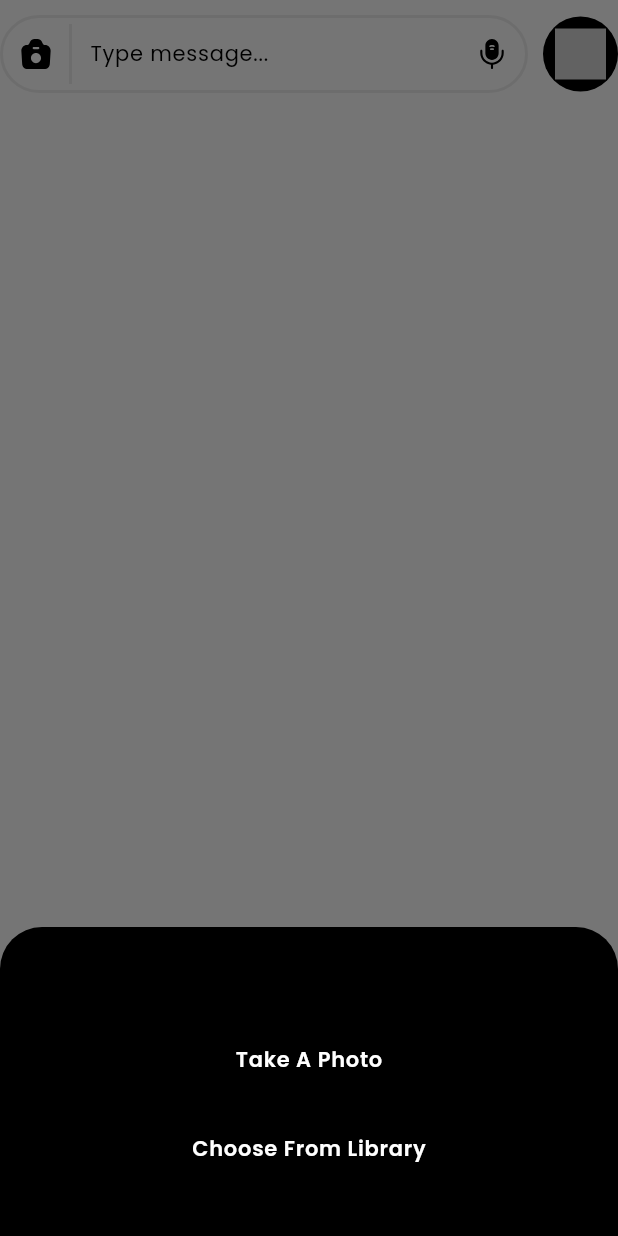
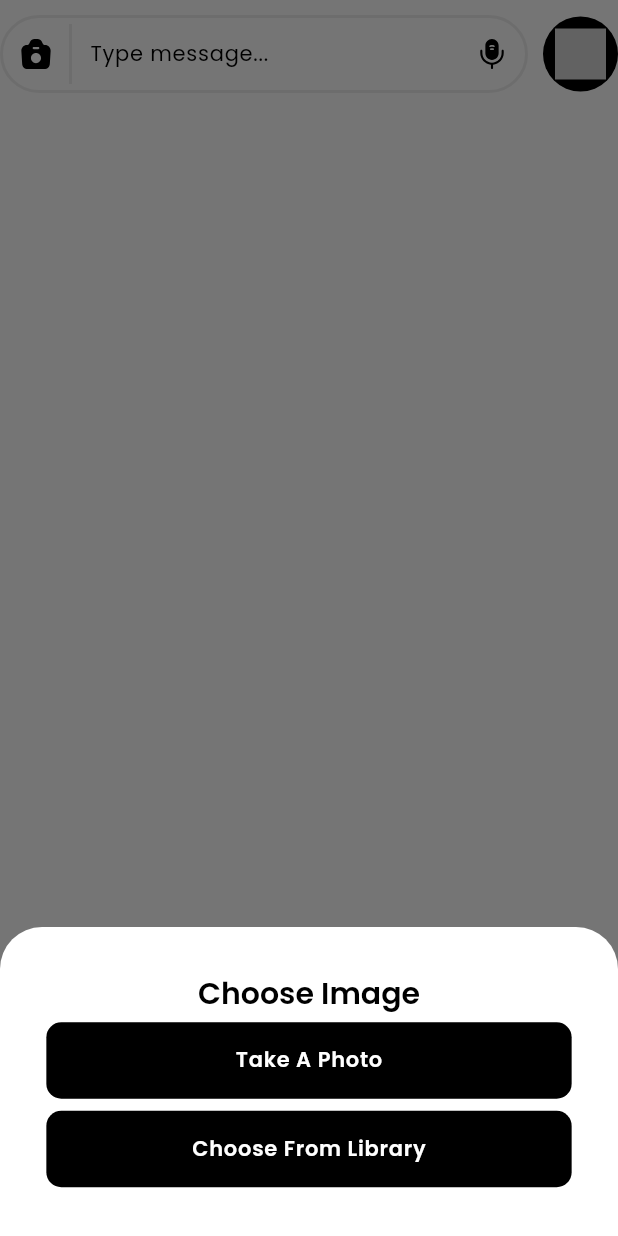
Before and after one commit to iawtk2302/Ecommerce-App, a Flutter app: the MessageInput widget shown alone on an empty page, opened directly, after a tap on an icon or button, on a phone screen of 412 x 824 dp. Run offline on Flutter 3.47's test engine with Material 2 defaults, Android fonts, the phone set to English and light mode, and no system bars; our stand-ins replace audioplayers, bloc, cached_network_image, cloud_firestore, dio, equatable and 29 more; missing offline and left inert: credit_card_scanner, flutter_sound_record, qr_code_scanner, syncfusion_flutter_core, zego_uikit_prebuilt_call, zego_uikit_signaling_plugin; accounts and stored records are empty; generated files the repository leaves out were written again.

```diff
--- a/lib/screens/chat_screen/widgets/message_input.dart
+++ b/lib/screens/chat_screen/widgets/message_input.dart
@@ -173,6 +173,7 @@ class _MessageInputState extends State<MessageInput> {
 
   _chooseImage() {
     showModalBottomSheet(
+      backgroundColor: AppColors.whiteColor,
       context: context,
       builder: (context) {
         Size size = MediaQuery.of(context).size;
--- a/lib/screens/main_screen/main_screen.dart
+++ b/lib/screens/main_screen/main_screen.dart
@@ -25,7 +25,7 @@ class _MainScreenState extends State<MainScreen> {
     const NotificationScreen(),
     const ProfileScreen()
   ];
-  // final FirebaseMessaging _firebaseMessaging = FirebaseMessaging();
+
   int currentIndex = 0;
 
   void onTap(int index) {
--- a/lib/screens/splash_screen/splash_screen.dart
+++ b/lib/screens/splash_screen/splash_screen.dart
@@ -1,4 +1,5 @@
 import 'package:ecommerce_app/blocs/auth_bloc/auth_bloc.dart';
+import 'package:ecommerce_app/blocs/cart_bloc/cart_bloc.dart';
 import 'package:ecommerce_app/blocs/home_bloc/home_bloc.dart';
 import 'package:ecommerce_app/blocs/place_order_bloc/place_order_bloc.dart';
 import 'package:ecommerce_app/blocs/user_bloc/user_bloc.dart';
@@ -48,6 +49,7 @@ class _SplashScreenState extends State<SplashScreen> {
                   if (state is UserLoaded && firstTime) {
                     firstTime = false;
                     context.read<HomeBloc>().add(const LoadHome());
+                    context.read<CartBloc>().add(LoadCart());
                     context
                         .read<PlaceOrderBloc>()
                         .add(UpdateAddress(state.user.defaultShippingAddress));
```
